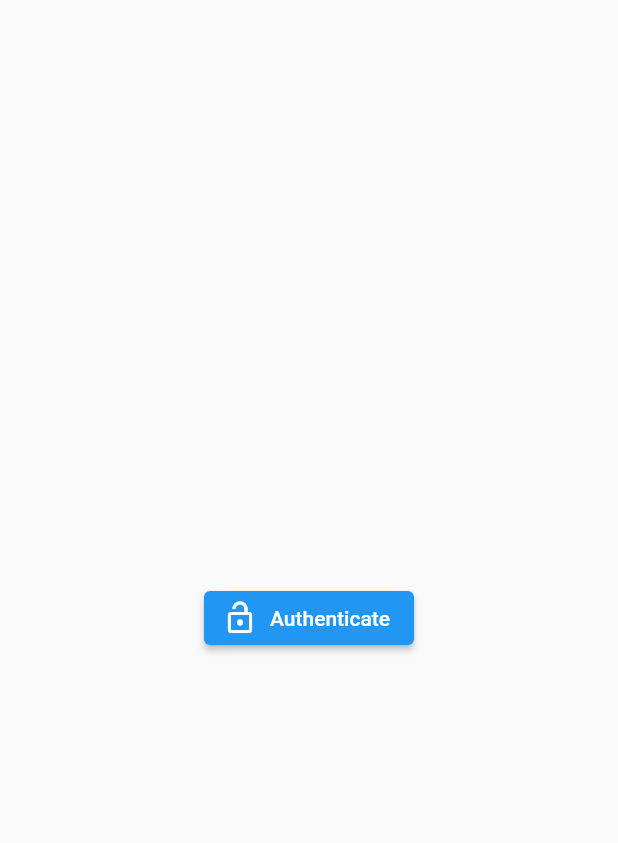
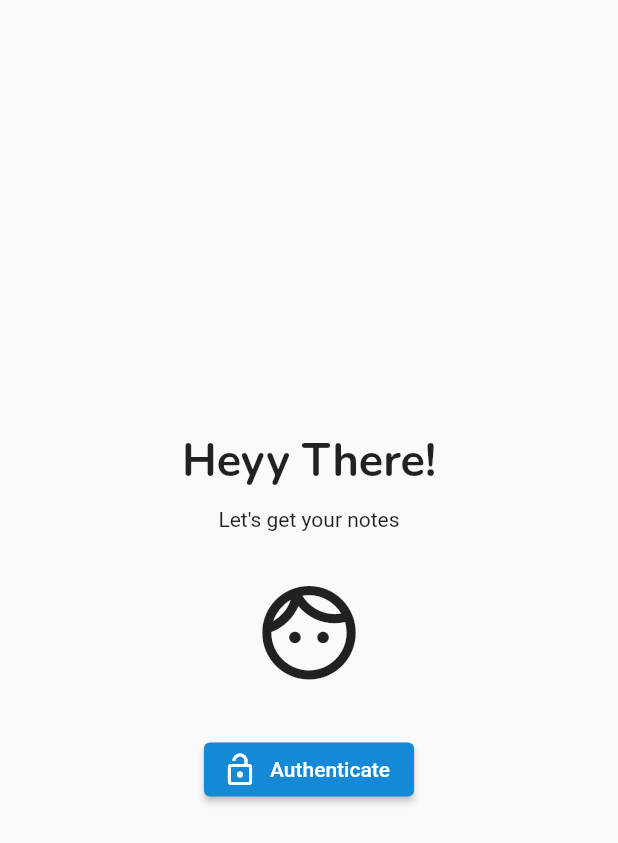
Before and after one commit to abhigna333/Notes, a Flutter app: the screen it shows once a user with an empty profile is signed in, on a phone screen of 412 x 824 dp. Shown: the top 843 px of the screen. Run offline on Flutter 3.47's test engine with Material 2 defaults, Android fonts, the phone set to English and light mode, and no system bars; our stand-ins replace cloud_firestore, email_validator, firebase_auth, firebase_core, google_fonts, local_auth; missing offline and left inert: local_auth_android, local_auth_ios; accounts and stored records are empty.

Commit message:
Added Authenticate UI

```diff
--- a/lib/pages/faceidpage.dart
+++ b/lib/pages/faceidpage.dart
@@ -3,6 +3,7 @@ import 'package:app_lock_face/pages/home_page.dart';
 import 'package:flutter/material.dart';
 import 'package:flutter/src/foundation/key.dart';
 import 'package:flutter/src/widgets/framework.dart';
+import 'package:google_fonts/google_fonts.dart';
 
 class FaceIdPage extends StatefulWidget {
   const FaceIdPage({Key? key}) : super(key: key);
@@ -16,7 +17,30 @@ class _FaceIdPageState extends State<FaceIdPage> {
   Widget build(BuildContext context) {
     return Scaffold(
       body: Center(
-        child: ElevatedButton.icon(
+        child: Column(
+          mainAxisAlignment: MainAxisAlignment.center,
+          children: [
+            Text(
+              "Heyy There!",
+              style: GoogleFonts.nunito(
+                    fontSize: 30,
+                    fontWeight: FontWeight.bold,
+              ),
+            ),
+
+            SizedBox(height: 10.0,),
+
+            Text(
+              "Let's get your notes"
+            ),
+
+            SizedBox(height: 30.0,),
+
+            Icon(Icons.face_outlined, size: 75,),
+
+            SizedBox(height: 30.0,),
+
+            ElevatedButton.icon(
                   onPressed: () async{
                     final isAuth = await LocalAuthApi.authenticate();
                     if (isAuth){
@@ -28,7 +52,14 @@ class _FaceIdPageState extends State<FaceIdPage> {
                   icon: Icon(
                     Icons.lock_open,
                   ),
-              label: Text("Authenticate"),),),
+                  label: Text("Authenticate"),
+                  style: ElevatedButton.styleFrom(
+                    primary: Color.fromARGB(255, 21, 137, 214),
+                  ),
+            )
+          ],
+        ),
+      ),
     );
   }
 }
```
Lines whose indentation alone changed are shown as unchanged.
